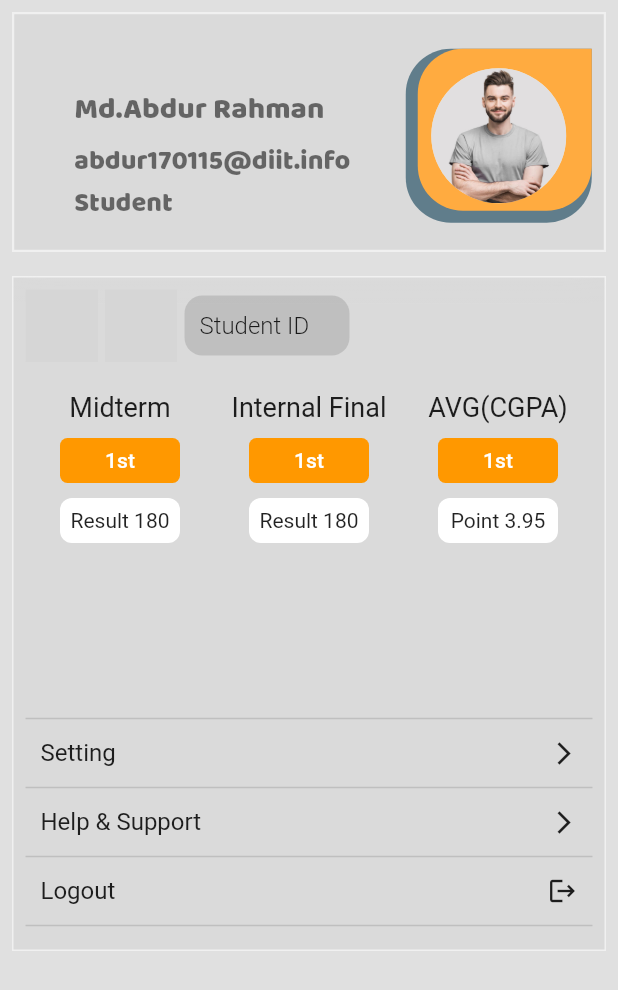
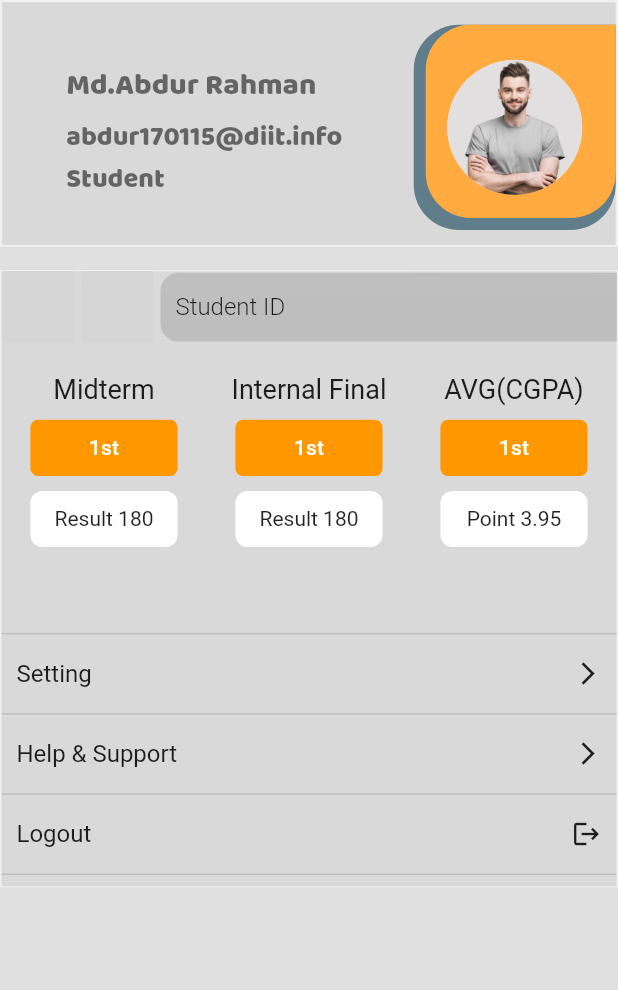
Before and after one commit to farhansadikgalib/diit_portal, a Flutter app: the StudentProfile screen opened by its route, on a phone screen of 412 x 824 dp. Shown: the top 990 px of the screen. Run offline on Flutter 3.47's test engine with Material 2 defaults, Android fonts, the phone set to English and light mode, and no system bars; drawn by our look-alikes of glass_kit; our stand-ins replace animated_text_kit, bottom_navy_bar, cloud_firestore, dropdown_button2, firebase_auth, firebase_core and 10 more; missing offline and left inert: flutter_glow, multi_charts, onesignal_flutter; accounts and stored records are empty; network calls fail; grey boxes are pictures that could not be loaded.

Commit message:
profile mediaquery

```diff
--- a/lib/Screens/Bottom_Navbar/Student_Profile/student_profile.dart
+++ b/lib/Screens/Bottom_Navbar/Student_Profile/student_profile.dart
@@ -40,8 +40,8 @@ class _StudentProfileState extends State<StudentProfile> {
           scrollDirection: Axis.vertical,
           child: Column(children: [
             GlassContainer(
-              height: 160,
-              width: 400,
+              height: MediaQuery.of(context).size.height/5,
+              width: MediaQuery.of(context).size.width,
               gradient: LinearGradient(
                 colors: [
                   Colors.white70.withOpacity(0.35),
@@ -68,13 +68,11 @@ class _StudentProfileState extends State<StudentProfile> {
               shadowColor: Colors.white.withOpacity(0.20),
               alignment: Alignment.center,
               frostedOpacity: 0.12,
-              margin: EdgeInsets.all(8.0),
-              padding: EdgeInsets.all(8.0),
               child: Padding(
                 padding: const EdgeInsets.only(top: 10),
                 child: Container(
                   child: Container(
-                    height: 150,
+                    height: MediaQuery.of(context).size.height/5,
                     width: double.infinity,
                     child: Padding(
                       padding: const EdgeInsets.only(top: 5, bottom: 10),
@@ -174,9 +172,10 @@ class _StudentProfileState extends State<StudentProfile> {
                 ),
               ),
             ),
+            SizedBox(height: 15,),
             GlassContainer(
-              height: 450,
-              width: 400,
+              height: MediaQuery.of(context).size.height/2,
+              width: MediaQuery.of(context).size.width,
               gradient: LinearGradient(
                 colors: [
                   Colors.white.withOpacity(0.35),
@@ -202,8 +201,7 @@ class _StudentProfileState extends State<StudentProfile> {
               shadowColor: Colors.black.withOpacity(0.20),
               alignment: Alignment.center,
               frostedOpacity: 0.12,
-              margin: EdgeInsets.all(8.0),
-              padding: EdgeInsets.all(8.0),
+
               child: Column(
                 crossAxisAlignment: CrossAxisAlignment.start,
                 children: [
@@ -249,8 +247,8 @@ class _StudentProfileState extends State<StudentProfile> {
                         ),
                         Container(
                           alignment: Alignment.centerLeft,
-                          height: 40,
-                          width: 110,
+                          height: MediaQuery.of(context).size.height/18,
+                          width: MediaQuery.of(context).size.width,
                           decoration: BoxDecoration(
                             borderRadius: BorderRadius.circular(12),
                             color: Colors.black12,
@@ -286,8 +284,8 @@ class _StudentProfileState extends State<StudentProfile> {
                               ),
                               Container(
                                   alignment: Alignment.center,
-                                  height: 30,
-                                  width: 80,
+                                  height: MediaQuery.of(context).size.height/22,
+                                  width: MediaQuery.of(context).size.width/4.2,
                                   decoration: BoxDecoration(
                                       color: Colors.orange,
                                       borderRadius: BorderRadius.circular(5)),
@@ -303,8 +301,8 @@ class _StudentProfileState extends State<StudentProfile> {
                               ),
                               Container(
                                 alignment: Alignment.center,
-                                height: 30,
-                                width: 80,
+                                height: MediaQuery.of(context).size.height/22,
+                                width: MediaQuery.of(context).size.width/4.2,
                                 decoration: BoxDecoration(
                                   color: Colors.white,
                                   borderRadius: BorderRadius.circular(8),
@@ -329,8 +327,8 @@ class _StudentProfileState extends State<StudentProfile> {
                               ),
                               Container(
                                   alignment: Alignment.center,
-                                  height: 30,
-                                  width: 80,
+                                  height: MediaQuery.of(context).size.height/22,
+                                  width: MediaQuery.of(context).size.width/4.2,
                                   decoration: BoxDecoration(
                                       color: Colors.orange,
                                       borderRadius: BorderRadius.circular(5)),
@@ -346,8 +344,8 @@ class _StudentProfileState extends State<StudentProfile> {
                               ),
                               Container(
                                 alignment: Alignment.center,
-                                height: 30,
-                                width: 80,
+                                height: MediaQuery.of(context).size.height/22,
+                                width: MediaQuery.of(context).size.width/4.2,
                                 decoration: BoxDecoration(
                                   color: Colors.white,
                                   borderRadius: BorderRadius.circular(8),
@@ -372,8 +370,8 @@ class _StudentProfileState extends State<StudentProfile> {
                               ),
                               Container(
                                   alignment: Alignment.center,
-                                  height: 30,
-                                  width: 80,
+                                  height: MediaQuery.of(context).size.height/22,
+                                  width: MediaQuery.of(context).size.width/4.2,
                                   decoration: BoxDecoration(
                                       color: Colors.orange,
                                       borderRadius: BorderRadius.circular(5)),
@@ -389,8 +387,8 @@ class _StudentProfileState extends State<StudentProfile> {
                               ),
                               Container(
                                 alignment: Alignment.center,
-                                height: 30,
-                                width: 80,
+                                height: MediaQuery.of(context).size.height/22,
+                                width: MediaQuery.of(context).size.width/4.2,
                                 decoration: BoxDecoration(
                                   color: Colors.white,
                                   borderRadius: BorderRadius.circular(8),
@@ -414,7 +412,7 @@ class _StudentProfileState extends State<StudentProfile> {
                     thickness: 1,
                   ),
                   Container(
-                    height: 30,
+                    height: MediaQuery.of(context).size.height/22,
                     width: double.infinity,
                     child: InkWell(
                       onTap: () {},
@@ -440,7 +438,7 @@ class _StudentProfileState extends State<StudentProfile> {
                     thickness: 1,
                   ),
                   Container(
-                    height: 30,
+                    height: MediaQuery.of(context).size.height/22,
                     width: double.infinity,
                     child: InkWell(
                       onTap: () {},
@@ -466,7 +464,7 @@ class _StudentProfileState extends State<StudentProfile> {
                     thickness: 1,
                   ),
                   Container(
-                    height: 30,
+                    height: MediaQuery.of(context).size.height/22,
                     width: double.infinity,
                     child: InkWell(
                       onTap: () {},
--- a/lib/main.dart
+++ b/lib/main.dart
@@ -1,3 +1,4 @@
+
 import 'package:diit_portal/Screens/AuthScreen/ForgetPassPage.dart';
 import 'package:diit_portal/Screens/AuthScreen/LoginPage.dart';
 import 'package:diit_portal/Screens/Bottom_Navbar/Home_Page/Attendance/Student_attendance_view/student_attendance_detailes.dart';
@@ -112,6 +113,7 @@ class MyApp extends StatelessWidget {
           ],
           theme: ThemeData(
             primarySwatch: Colors.orange,
+
           ),
           debugShowCheckedModeBanner: false,
         );
```
Also changed, not shown: lib/Screens/App_Bar/app_bar.dart (+1 -9 lines), lib/Screens/Bottom_Navbar/Home_Page/home_page.dart (+4 -3 lines), lib/Screens/Bottom_Navbar/Home_Page/quick_pay/Quick_pay.dart (+37 -4 lines).
